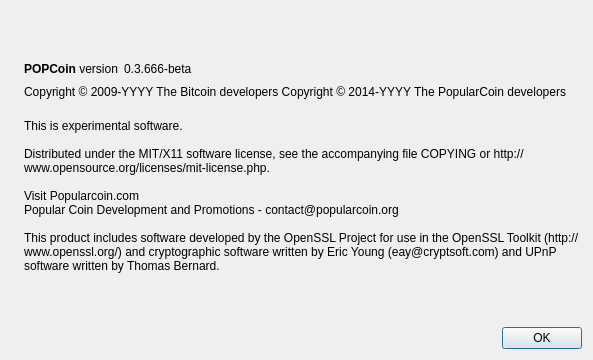
The window that src/qt/forms/aboutdialog.ui (Pop-Currency-Foundation/POPCOIN-PopularCoin-First-Version-Master) describes before a commit, drawn with Qt 5.
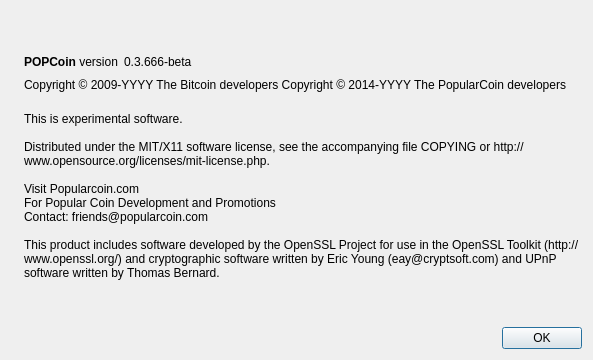
The same window after the commit. Icons and pictures are not drawn.

What changed in the file:
```diff
--- a/src/qt/forms/aboutdialog.ui
+++ b/src/qt/forms/aboutdialog.ui
@@ -114,7 +114,8 @@
 Distributed under the MIT/X11 software license, see the accompanying file COPYING or http://www.opensource.org/licenses/mit-license.php.
 
 Visit Popularcoin.com 
-Popular Coin Development and Promotions - contact@popularcoin.org
+For Popular Coin Development and Promotions
+Contact: friends@popularcoin.com
 
 This product includes software developed by the OpenSSL Project for use in the OpenSSL Toolkit (http://www.openssl.org/) and cryptographic software written by Eric Young (eay@cryptsoft.com) and UPnP software written by Thomas Bernard.</string>
        </property>
```
